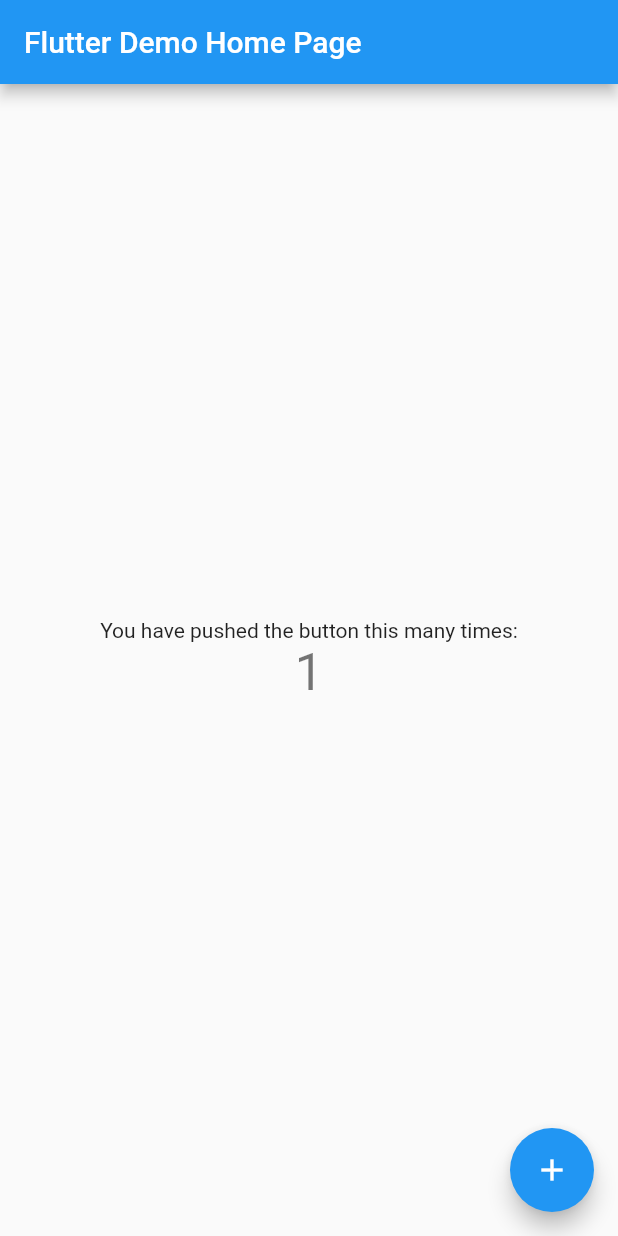
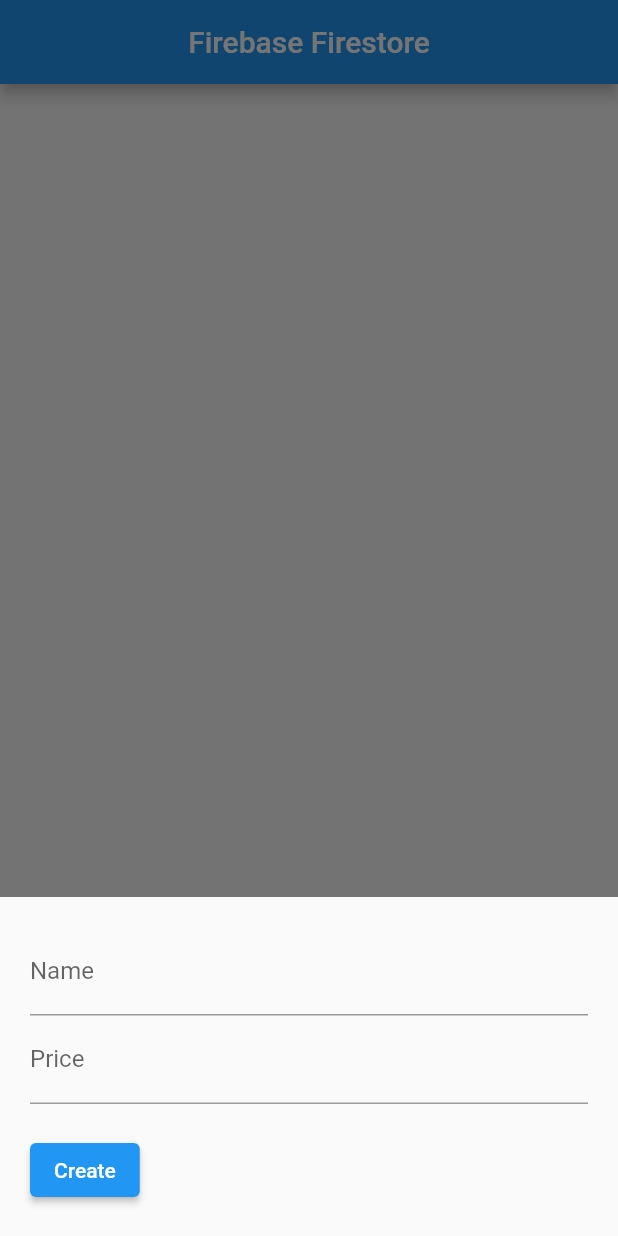
Before and after one commit to pramodsinghneone/firebase_crud, a Flutter app: the screen it shows after launch, after a tap on the "add" icon, on a phone screen of 412 x 824 dp. Run offline on Flutter 3.47's test engine with Material 2 defaults, Android fonts, the light colour scheme and no system bars; our stand-ins replace bloc, cloud_firestore, equatable, firebase_core, flutter_bloc; accounts and stored records are empty.

Commit message:
product added and get file updated

```diff
--- a/analysis_options.yaml
+++ b/analysis_options.yaml
@@ -22,7 +22,7 @@
   # `// ignore_for_file: name_of_lint` syntax on the line or in the file
   # producing the lint.
   rules:
-    # avoid_print: false  # Uncomment to disable the `avoid_print` rule
+    avoid_print: false  # Uncomment to disable the `avoid_print` rule
     # prefer_single_quotes: true  # Uncomment to enable the `prefer_single_quotes` rule
 
 # Additional information about this file can be found at
--- a/lib/main.dart
+++ b/lib/main.dart
@@ -1,6 +1,9 @@
 import 'package:firebase_core/firebase_core.dart';
 import 'package:firebase_crud_demo/firebase_options.dart';
+import 'package:firebase_crud_demo/presentation/home_page.dart';
+import 'package:firebase_crud_demo/repository/product_repository.dart';
 import 'package:flutter/material.dart';
+import 'package:flutter_bloc/flutter_bloc.dart';
 
 Future<void> main() async {
   WidgetsFlutterBinding.ensureInitialized();
@@ -13,109 +16,18 @@
 class MyApp extends StatelessWidget {
   const MyApp({super.key});
 
-  // This widget is the root of your application.
   @override
   Widget build(BuildContext context) {
-    return MaterialApp(
-      title: 'Flutter Demo',
-      theme: ThemeData(
-        // This is the theme of your application.
-        //
-        // Try running your application with "flutter run". You'll see the
-        // application has a blue toolbar. Then, without quitting the app, try
-        // changing the primarySwatch below to Colors.green and then invoke
-        // "hot reload" (press "r" in the console where you ran "flutter run",
-        // or simply save your changes to "hot reload" in a Flutter IDE).
-        // Notice that the counter didn't reset back to zero; the application
-        // is not restarted.
-        primarySwatch: Colors.blue,
+    return RepositoryProvider(
+      create: (BuildContext context) => ProductRepository(),
+      child: MaterialApp(
+        debugShowCheckedModeBanner: false,
+        title: 'Firebase Crud',
+        theme: ThemeData(
+          primarySwatch: Colors.blue,
+        ),
+        home: HomePageFormWidget(),
       ),
-      home: const MyHomePage(title: 'Flutter Demo Home Page'),
     );
   }
 }
-
-class MyHomePage extends StatefulWidget {
-  const MyHomePage({super.key, required this.title});
-
-  // This widget is the home page of your application. It is stateful, meaning
-  // that it has a State object (defined below) that contains fields that affect
-  // how it looks.
-
-  // This class is the configuration for the state. It holds the values (in this
-  // case the title) provided by the parent (in this case the App widget) and
-  // used by the build method of the State. Fields in a Widget subclass are
-  // always marked "final".
-
-  final String title;
-
-  @override
-  State<MyHomePage> createState() => _MyHomePageState();
-}
-
-class _MyHomePageState extends State<MyHomePage> {
-  int _counter = 0;
-
-  void _incrementCounter() {
-    setState(() {
-      // This call to setState tells the Flutter framework that something has
-      // changed in this State, which causes it to rerun the build method below
-      // so that the display can reflect the updated values. If we changed
-      // _counter without calling setState(), then the build method would not be
-      // called again, and so nothing would appear to happen.
-      _counter++;
-    });
-  }
-
-  @override
-  Widget build(BuildContext context) {
-    // This method is rerun every time setState is called, for instance as done
-    // by the _incrementCounter method above.
-    //
-    // The Flutter framework has been optimized to make rerunning build methods
-    // fast, so that you can just rebuild anything that needs updating rather
-    // than having to individually change instances of widgets.
-    return Scaffold(
-      appBar: AppBar(
-        // Here we take the value from the MyHomePage object that was created by
-        // the App.build method, and use it to set our appbar title.
-        title: Text(widget.title),
-      ),
-      body: Center(
-        // Center is a layout widget. It takes a single child and positions it
-        // in the middle of the parent.
-        child: Column(
-          // Column is also a layout widget. It takes a list of children and
-          // arranges them vertically. By default, it sizes itself to fit its
-          // children horizontally, and tries to be as tall as its parent.
-          //
-          // Invoke "debug painting" (press "p" in the console, choose the
-          // "Toggle Debug Paint" action from the Flutter Inspector in Android
-          // Studio, or the "Toggle Debug Paint" command in Visual Studio Code)
-          // to see the wireframe for each widget.
-          //
-          // Column has various properties to control how it sizes itself and
-          // how it positions its children. Here we use mainAxisAlignment to
-          // center the children vertically; the main axis here is the vertical
-          // axis because Columns are vertical (the cross axis would be
-          // horizontal).
-          mainAxisAlignment: MainAxisAlignment.center,
-          children: <Widget>[
-            const Text(
-              'You have pushed the button this many times:',
-            ),
-            Text(
-              '$_counter',
-              style: Theme.of(context).textTheme.headline4,
-            ),
-          ],
-        ),
-      ),
-      floatingActionButton: FloatingActionButton(
-        onPressed: _incrementCounter,
-        tooltip: 'Increment',
-        child: const Icon(Icons.add),
-      ), // This trailing comma makes auto-formatting nicer for build methods.
-    );
-  }
-}
--- /dev/null
+++ b/lib/model/product_model.dart
@@ -0,0 +1,13 @@
+class ProductModel {
+  final String name;
+  final dynamic price;
+
+  ProductModel({required this.name, required this.price});
+
+  factory ProductModel.fromJson(Map<String, dynamic> json) {
+    return ProductModel(
+      name: json['name'],
+      price: json['price'],
+    );
+  }
+}
--- /dev/null
+++ b/lib/presentation/home_page.dart
@@ -0,0 +1,53 @@
+import 'package:firebase_crud_demo/presentation/products_page/bloc/products_bloc.dart';
+import 'package:firebase_crud_demo/presentation/products_page/components/home_list.dart';
+import 'package:firebase_crud_demo/repository/product_repository.dart';
+import 'package:flutter/material.dart';
+import 'package:flutter_bloc/flutter_bloc.dart';
+
+class HomePageFormWidget extends StatefulWidget {
+  HomePageFormWidget({Key? key}) : super(key: key);
+
+  @override
+  State<HomePageFormWidget> createState() => _HomePageFormWidgetState();
+}
+
+class _HomePageFormWidgetState extends State<HomePageFormWidget> {
+  GlobalKey<ScaffoldState> scaffoldKey = GlobalKey<ScaffoldState>();
+  @override
+  Widget build(BuildContext context) {
+    return BlocProvider(
+      create: (context) => ProductsBloc(
+        productRepository: RepositoryProvider.of<ProductRepository>(context),
+      ),
+      child: Scaffold(
+        key: scaffoldKey,
+        body: BlocListener<ProductsBloc, ProductsState>(
+          listener: (context, state) {
+            if (state is ProductsAdded) {
+              ScaffoldMessenger.of(context).showSnackBar(
+                const SnackBar(
+                  content: Text('Product added'),
+                  duration: Duration(seconds: 2),
+                ),
+              );
+            }
+          },
+          child: BlocBuilder<ProductsBloc, ProductsState>(
+            builder: (context, state) {
+              if (state is ProductsAdding) {
+                return const Center(
+                  child: CircularProgressIndicator(),
+                );
+              } else if (state is ProductsError) {
+                return Center(
+                  child: Text('Error ${state.error}'),
+                );
+              }
+              return HomePage();
+            },
+          ),
+        ),
+      ),
+    );
+  }
+}
--- /dev/null
+++ b/lib/presentation/products_page/bloc/products_bloc.dart
@@ -0,0 +1,36 @@
+import 'package:bloc/bloc.dart';
+import 'package:equatable/equatable.dart';
+import 'package:firebase_crud_demo/model/product_model.dart';
+import 'package:firebase_crud_demo/repository/product_repository.dart';
+
+part 'products_event.dart';
+part 'products_state.dart';
+
+class ProductsBloc extends Bloc<ProductsEvent, ProductsState> {
+  final ProductRepository productRepository;
+
+  ProductsBloc({required this.productRepository}) : super(ProductsInitial()) {
+    on<ProductCreate>((event, emit) async {
+      emit(ProductsAdding());
+      await Future.delayed(const Duration(seconds: 1));
+      try {
+        await productRepository.create(name: event.name, price: event.price);
+        emit(ProductsAdded());
+      } catch (e) {
+        print(e.toString());
+        emit(ProductsError(e.toString()));
+      }
+    });
+
+    on<ProductGetData>((event, emit) async {
+      emit(ProductLoading());
+      await Future.delayed(Duration(seconds: 1));
+      try {
+        final data = await productRepository.getProducts();
+        emit(ProductLoaded(productList: data));
+      } catch (e) {
+        emit(ProductsError(e.toString()));
+      }
+    });
+  }
+}
--- /dev/null
+++ b/lib/presentation/products_page/bloc/products_event.dart
@@ -0,0 +1,20 @@
+part of 'products_bloc.dart';
+
+abstract class ProductsEvent extends Equatable {
+  const ProductsEvent();
+
+  @override
+  List<Object> get props => [];
+}
+
+class ProductCreate extends ProductsEvent {
+  final String name;
+  final String price;
+  const ProductCreate(this.name, this.price);
+  @override
+  List<Object> get props => [name, price];
+}
+
+class ProductGetData extends ProductsEvent {
+  ProductGetData();
+}
--- /dev/null
+++ b/lib/presentation/products_page/bloc/products_state.dart
@@ -0,0 +1,42 @@
+part of 'products_bloc.dart';
+
+abstract class ProductsState extends Equatable {
+  const ProductsState();
+
+  @override
+  List<Object> get props => [];
+}
+
+class ProductsInitial extends ProductsState {
+  @override
+  List<Object> get props => [];
+}
+
+class ProductsAdding extends ProductsState {
+  @override
+  List<Object> get props => [];
+}
+
+class ProductsAdded extends ProductsState {
+  @override
+  List<Object> get props => [];
+}
+
+class ProductsError extends ProductsState {
+  final String error;
+  const ProductsError(this.error);
+  @override
+  List<Object> get props => [error];
+}
+
+class ProductLoading extends ProductsState {
+  @override
+  List<Object> get props => [];
+}
+
+class ProductLoaded extends ProductsState {
+  List<ProductModel> productList = [];
+  ProductLoaded({required this.productList});
+  @override
+  List<Object> get props => [productList];
+}
--- /dev/null
+++ b/lib/presentation/products_page/components/home_list.dart
@@ -0,0 +1,119 @@
+import 'package:firebase_crud_demo/model/product_model.dart';
+import 'package:firebase_crud_demo/presentation/products_page/bloc/products_bloc.dart';
+import 'package:flutter/material.dart';
+import 'package:flutter_bloc/flutter_bloc.dart';
+
+class HomePage extends StatefulWidget {
+  HomePage({Key? key}) : super(key: key);
+
+  @override
+  State<HomePage> createState() => _HomePageState();
+}
+
+class _HomePageState extends State<HomePage> {
+  TextEditingController nameController = TextEditingController();
+  TextEditingController priceController = TextEditingController();
+
+  @override
+  void initState() {
+    super.initState();
+    BlocProvider.of<ProductsBloc>(context).add(ProductGetData());
+  }
+
+  @override
+  Widget build(BuildContext context) {
+    return Scaffold(
+      appBar: AppBar(
+        title: const Center(child: Text("Firebase Firestore")),
+      ),
+      body: BlocBuilder<ProductsBloc, ProductsState>(
+        builder: (_, state) {
+          if (state is ProductLoaded) {
+            List<ProductModel> data = state.productList;
+            return ListView.builder(
+              itemCount: data.length,
+              itemBuilder: (context, index) {
+                var item = data[index];
+                return Card(
+                  child: Padding(
+                    padding: const EdgeInsets.all(8.0),
+                    child: ListTile(
+                      title: Text(item.name),
+                      trailing: Text(item.price.toString()),
+                    ),
+                  ),
+                );
+              },
+            );
+          } else if (state is ProductLoading) {
+            return const Center(
+              child: CircularProgressIndicator(),
+            );
+          } else {
+            return const SizedBox.shrink();
+          }
+        },
+      ),
+      floatingActionButton: FloatingActionButton(
+        onPressed: () => _create(),
+        child: const Icon(Icons.add),
+      ),
+      floatingActionButtonLocation: FloatingActionButtonLocation.centerFloat,
+    );
+  }
+
+  Future<void> _create() async {
+    await showModalBottomSheet(
+      context: context,
+      isScrollControlled: true,
+      builder: (BuildContext ctx) {
+        return Padding(
+          padding: EdgeInsets.only(
+            top: 20,
+            left: 20,
+            right: 20,
+            bottom: MediaQuery.of(context).viewInsets.bottom + 20,
+          ),
+          child: Column(
+            mainAxisSize: MainAxisSize.min,
+            crossAxisAlignment: CrossAxisAlignment.start,
+            children: [
+              TextFormField(
+                controller: nameController,
+                decoration: const InputDecoration(labelText: 'Name'),
+              ),
+              TextFormField(
+                controller: priceController,
+                decoration: const InputDecoration(labelText: 'Price'),
+                keyboardType:
+                    const TextInputType.numberWithOptions(decimal: true),
+              ),
+              const SizedBox(
+                height: 20,
+              ),
+              ElevatedButton(
+                child: const Text('Create'),
+                onPressed: () async {
+                  final String name = nameController.text;
+                  final double? price = double.tryParse(priceController.text);
+                  if (price != null) {
+                    _postData(context);
+                    nameController.clear();
+                    priceController.clear();
+                    Navigator.of(context).pop();
+                  }
+                },
+              ),
+            ],
+          ),
+        );
+      },
+    );
+  }
+
+  void _postData(BuildContext context) {
+    BlocProvider.of<ProductsBloc>(context).add(
+      ProductCreate(nameController.text, priceController.text),
+    );
+  }
+}
--- /dev/null
+++ b/lib/repository/product_repository.dart
@@ -0,0 +1,41 @@
+import 'package:cloud_firestore/cloud_firestore.dart';
+import 'package:firebase_crud_demo/model/product_model.dart';
+import 'package:flutter/foundation.dart';
+
+class ProductRepository {
+  final _finalCloud = FirebaseFirestore.instance.collection('products');
+
+  Future<void> create({required String name, required String price}) async {
+    try {
+      _finalCloud.add({
+        "name": name,
+        "price": price,
+      });
+    } on FirebaseException catch (e) {
+      if (kDebugMode) {
+        print("Failed with error ${e.code} : ${e.message}");
+      }
+    } catch (e) {
+      print(e.toString());
+    }
+  }
+
+  Future<List<ProductModel>> getProducts() async {
+    List<ProductModel> listProduct = [];
+    try {
+      final getData = await _finalCloud.get();
+      getData.docs.forEach((element) {
+        var model = ProductModel.fromJson(element.data());
+        return listProduct.add(model);
+      });
+      return listProduct;
+    } on FirebaseException catch (e) {
+      if (kDebugMode) {
+        print("Failed with error ${e.code} : ${e.message}");
+      }
+      return listProduct;
+    } catch (e) {
+      throw Exception(e.toString());
+    }
+  }
+}
--- a/pubspec.yaml
+++ b/pubspec.yaml
@@ -38,6 +38,9 @@
   cupertino_icons: ^1.0.2
   firebase_core: ^1.21.1
   cloud_firestore: ^3.4.6
+  flutter_bloc: ^8.1.1
+  equatable: ^2.0.5
+
 
 dev_dependencies:
   flutter_test:
```
